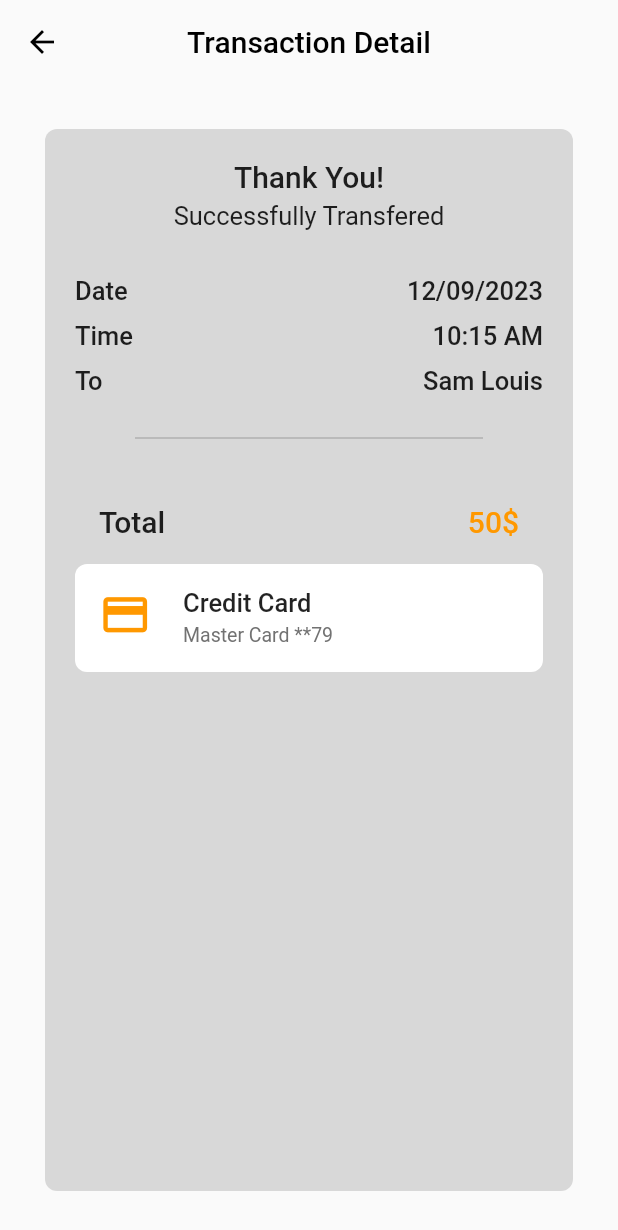
After one commit to Mohamed-Ararr/FlutterPaymentGatewayUI, a Flutter app: the CompletedPaymentViewBody screen opened directly, on a phone screen of 412 x 824 dp. The commit adds this screen. Shown: the top 1230 px of the screen. Run offline on Flutter 3.47's test engine with Material 2 defaults, Android fonts, the phone set to English and light mode, and no system bars; our stand-ins replace awesome_dialog, flutter_credit_card, flutter_svg, go_router.

```diff
--- a/lib/ConstValues.dart
+++ b/lib/ConstValues.dart
@@ -4,9 +4,9 @@ import 'Core/AppColors.dart';
 import 'Core/AppFonts.dart';
 
 // CUSTOM METHODS
-AppBar buildAppBar({required String title, Widget? backButton}) {
+AppBar buildAppBar({required String title}) {
   return AppBar(
-    leading: backButton,
+    leading: BackButton(color: AppColors.blackColor),
     backgroundColor: Colors.transparent,
     elevation: 0,
     title: Text(
--- a/lib/Core/AppRouter.dart
+++ b/lib/Core/AppRouter.dart
@@ -1,3 +1,4 @@
+import "package:flutter_application_2/Features/Completed%20Payment%20View/CompletedPaymentView.dart";
 import "package:flutter_application_2/Features/Payment%20View/PaymentView.dart";
 import "package:go_router/go_router.dart";
 
@@ -6,6 +7,7 @@ import "../Features/Cart View/CartView.dart";
 class AppRouter {
   static String cartView = "/";
   static String paymentView = "/paymentView";
+  static String completedPaymentView = "/completedPaymentView";
 
   static final goRouter = GoRouter(
     routes: <RouteBase>[
@@ -17,6 +19,10 @@ class AppRouter {
         path: paymentView,
         builder: (context, state) => const PaymentView(),
       ),
+      GoRoute(
+        path: completedPaymentView,
+        builder: (context, state) => const CompletedPaymentView(),
+      ),
     ],
   );
 }
--- /dev/null
+++ b/lib/Features/Completed Payment View/SubWidgets/CompletedPaymentViewBody.dart
@@ -0,0 +1,82 @@
+import "package:flutter/material.dart";
+import "package:flutter_application_2/ConstValues.dart";
+import "package:flutter_application_2/Core/AppFonts.dart";
+import "package:flutter_application_2/Features/Cart%20View/SubWidgets/CustomDivider.dart";
+import "package:flutter_application_2/Features/Cart%20View/SubWidgets/CustomTotalListTile.dart";
+
+import "../../../Core/AppColors.dart";
+
+class CompletedPaymentViewBody extends StatelessWidget {
+  const CompletedPaymentViewBody({super.key});
+
+  @override
+  Widget build(BuildContext context) {
+    return Scaffold(
+      appBar: buildAppBar(
+        title: "Transaction Detail",
+      ),
+      body: Container(
+        margin: EdgeInsets.all(30),
+        padding: EdgeInsets.all(20),
+        decoration: BoxDecoration(
+          borderRadius: kBr8,
+          color: Color.fromARGB(255, 216, 216, 216),
+        ),
+        child: Column(
+          children: [
+            Text("Thank You!", style: AppFonts.font20B500Black),
+            const SizedBox(height: 5),
+            Text(
+              "Successfully Transfered",
+              style: AppFonts.font17Black,
+            ),
+            const SizedBox(height: 30),
+            Row(
+              mainAxisAlignment: MainAxisAlignment.spaceBetween,
+              children: [
+                Text("Date", style: AppFonts.font17B500Black),
+                Text("12/09/2023", style: AppFonts.font17B500Black),
+              ],
+            ),
+            const SizedBox(height: 10),
+            Row(
+              mainAxisAlignment: MainAxisAlignment.spaceBetween,
+              children: [
+                Text("Time", style: AppFonts.font17B500Black),
+                Text("10:15 AM", style: AppFonts.font17B500Black),
+              ],
+            ),
+            const SizedBox(height: 10),
+            Row(
+              mainAxisAlignment: MainAxisAlignment.spaceBetween,
+              children: [
+                Text("To", style: AppFonts.font17B500Black),
+                Text("Sam Louis", style: AppFonts.font17B500Black),
+              ],
+            ),
+            const SizedBox(height: 20),
+            const CustomDivider(),
+            const SizedBox(height: 20),
+            const CustomTotalListTile(amount: "50\$"),
+            Container(
+              decoration: BoxDecoration(
+                color: AppColors.whiteColor,
+                borderRadius: kBr8,
+              ),
+              child: ListTile(
+                leading: Icon(
+                  Icons.credit_card,
+                  color: AppColors.orangeColor,
+                  size: 35,
+                ),
+                title: Text("Credit Card", style: AppFonts.font17B500Black),
+                subtitle:
+                    Text("Master Card **79", style: AppFonts.font13LightGrey),
+              ),
+            ),
+          ],
+        ),
+      ),
+    );
+  }
+}
--- a/pubspec.yaml
+++ b/pubspec.yaml
@@ -7,6 +7,7 @@ environment:
   sdk: ">=2.19.3 <3.0.0"
 
 dependencies:
+  awesome_dialog: ^3.1.0
   flutter:
     sdk: flutter
   flutter_credit_card: ^4.0.1
```
Also changed, not shown: lib/Features/Completed Payment View/CompletedPaymentView.dart (added, +12 -0 lines), lib/Features/Payment View/SubWidgets/PaymentViewBody.dart (+76 -4 lines), pubspec.lock, 3 other files.
